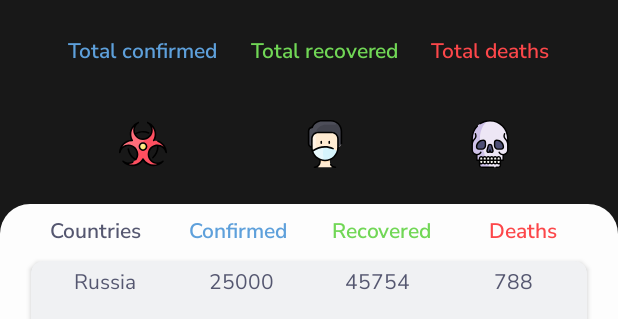
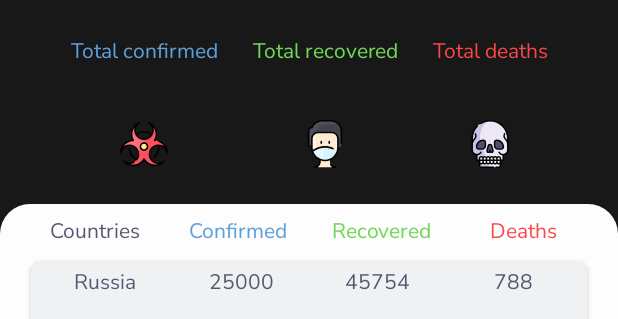
Before and after one commit to IllidanStormrage1/SimpleCovidDashboard, an Android app: the layout activity_main.xml on its own in the app's theme, with its tools: preview values and no code run, on a phone screen of 412 x 824 dp. Shown: the top 319 px of the screen. Run offline under Robolectric (Android 15) with nearby library versions, the phone set to English and light mode, and no system bars.

Commit message:
get the fuck out of here

```diff
--- a/app/src/main/java/ru/zkv/covid19app/data/response/BaseCovidAPIResponse.kt
+++ b/app/src/main/java/ru/zkv/covid19app/data/response/BaseCovidAPIResponse.kt
@@ -2,7 +2,7 @@ package ru.zkv.covid19app.data.response
 
 import com.google.gson.annotations.SerializedName
 
-data class BaseCovidAPIResponse(
+class BaseCovidAPIResponse(
     @SerializedName("Global")
     val global: Global,
     @SerializedName("Countries")
--- a/app/src/main/java/ru/zkv/covid19app/data/response/Country.kt
+++ b/app/src/main/java/ru/zkv/covid19app/data/response/Country.kt
@@ -2,7 +2,7 @@ package ru.zkv.covid19app.data.response
 
 import com.google.gson.annotations.SerializedName
 
-data class Country(
+class Country(
     @SerializedName("Country")
     val country: String,
     @SerializedName("CountryCode")
--- a/app/src/main/java/ru/zkv/covid19app/data/response/Global.kt
+++ b/app/src/main/java/ru/zkv/covid19app/data/response/Global.kt
@@ -2,7 +2,7 @@ package ru.zkv.covid19app.data.response
 
 import com.google.gson.annotations.SerializedName
 
-data class Global(
+class Global(
     @SerializedName("NewConfirmed")
     val newConfirmed: Int,
     @SerializedName("TotalConfirmed")
--- a/app/src/main/java/ru/zkv/covid19app/presentation/adapter/DataAdapter.kt
+++ b/app/src/main/java/ru/zkv/covid19app/presentation/adapter/DataAdapter.kt
@@ -9,7 +9,7 @@ import ru.zkv.covid19app.domain.surrogateAll
 
 class DataAdapter : RecyclerView.Adapter<ListViewHolder>() {
 
-    private val items = mutableListOf<Country>()
+    private val items: MutableList<Country> = mutableListOf()
 
     fun attachData(newData: Collection<Country>) {
         val isInsertion = items.isEmpty()
--- a/app/src/main/java/ru/zkv/covid19app/presentation/presenter/MainPresenter.kt
+++ b/app/src/main/java/ru/zkv/covid19app/presentation/presenter/MainPresenter.kt
@@ -34,6 +34,7 @@ class MainPresenter @Inject constructor(private val mainInteractor: MainInteract
             } else {
                 viewState.showError()
             }
+
             viewState.showLoading(false)
         }
     }
--- a/app/src/main/res/layout/activity_main.xml
+++ b/app/src/main/res/layout/activity_main.xml
@@ -24,49 +24,45 @@
             <LinearLayout
                 android:layout_width="match_parent"
                 android:layout_height="wrap_content"
-                android:layout_marginStart="@dimen/layout_margin_start_end_16dp"
+                android:layout_marginStart="@dimen/layout_space"
                 android:layout_marginTop="@dimen/linear_layout_margin_top"
-                android:layout_marginEnd="@dimen/layout_margin_start_end_16dp"
+                android:layout_marginEnd="@dimen/layout_space"
                 android:layout_marginBottom="4dp"
                 android:orientation="horizontal">
 
                 <TextView
                     android:id="@+id/textViewCountryNameMain"
+                    style="@style/SecondaryText"
                     android:layout_width="match_parent"
                     android:layout_height="match_parent"
                     android:layout_weight="25"
-                    android:fontFamily="@font/nunito_sans_semibold"
-                    android:gravity="center"
                     android:text="@string/countries"
                     android:textColor="@color/colorSecondaryText" />
 
                 <TextView
                     android:id="@+id/textViewNewConfirmedMain"
+                    style="@style/SecondaryText"
                     android:layout_width="match_parent"
                     android:layout_height="match_parent"
                     android:layout_weight="25"
-                    android:fontFamily="@font/nunito_sans_semibold"
-                    android:gravity="center"
                     android:text="@string/new_confirmed"
                     android:textColor="@color/colorBlue" />
 
                 <TextView
                     android:id="@+id/textViewNewRecoveredMain"
+                    style="@style/SecondaryText"
                     android:layout_width="match_parent"
                     android:layout_height="match_parent"
                     android:layout_weight="25"
-                    android:fontFamily="@font/nunito_sans_semibold"
-                    android:gravity="center"
                     android:text="@string/new_recovered"
                     android:textColor="@color/colorLightGreen" />
 
                 <TextView
                     android:id="@+id/textViewNewDeathMain"
+                    style="@style/SecondaryText"
                     android:layout_width="match_parent"
                     android:layout_height="match_parent"
                     android:layout_weight="25"
-                    android:fontFamily="@font/nunito_sans_semibold"
-                    android:gravity="center"
                     android:text="@string/new_death"
                     android:textColor="@color/colorRed" />
 
--- a/app/src/main/res/layout/main_header_view.xml
+++ b/app/src/main/res/layout/main_header_view.xml
@@ -8,114 +8,118 @@
 
     <TextView
         android:id="@+id/textViewNewDeathsHeader"
+        style="@style/SecondaryText"
         android:layout_width="wrap_content"
         android:layout_height="wrap_content"
-        android:fontFamily="@font/nunito_sans"
         android:textColor="@color/colorRed"
-        app:layout_constraintBottom_toTopOf="@+id/imageView"
+        app:layout_constraintBottom_toTopOf="@+id/imageViewDea"
         app:layout_constraintEnd_toEndOf="@+id/textViewTotalDeaths"
         app:layout_constraintStart_toStartOf="@+id/textViewTotalDeaths"
         app:layout_constraintTop_toBottomOf="@+id/textViewTotalDeaths" />
 
     <TextView
         android:id="@+id/textViewTotalDeaths"
+        style="@style/SecondaryText"
         android:layout_width="wrap_content"
         android:layout_height="wrap_content"
-        android:fontFamily="@font/nunito_sans"
         android:textColor="@android:color/white"
         app:layout_constraintBottom_toTopOf="@+id/textViewNewDeathsHeader"
-        app:layout_constraintEnd_toEndOf="@+id/textView12"
-        app:layout_constraintStart_toStartOf="@+id/textView12"
-        app:layout_constraintTop_toBottomOf="@+id/textView12" />
+        app:layout_constraintEnd_toEndOf="@+id/textViewTitleDeaths"
+        app:layout_constraintStart_toStartOf="@+id/textViewTitleDeaths"
+        app:layout_constraintTop_toBottomOf="@+id/textViewTitleDeaths" />
 
     <TextView
         android:id="@+id/textViewTotalRecovered"
+
+        style="@style/SecondaryText"
         android:layout_width="wrap_content"
         android:layout_height="wrap_content"
-        android:fontFamily="@font/nunito_sans"
         android:textColor="@android:color/white"
         app:layout_constraintBottom_toTopOf="@+id/textViewNewRecoveredHeader"
-        app:layout_constraintEnd_toEndOf="@+id/textView11"
-        app:layout_constraintStart_toStartOf="@+id/textView11"
-        app:layout_constraintTop_toBottomOf="@+id/textView11" />
+        app:layout_constraintEnd_toEndOf="@+id/textViewTitleRecovered"
+        app:layout_constraintStart_toStartOf="@+id/textViewTitleRecovered"
+        app:layout_constraintTop_toBottomOf="@+id/textViewTitleRecovered" />
 
     <TextView
         android:id="@+id/textViewNewRecoveredHeader"
+
+        style="@style/SecondaryText"
         android:layout_width="wrap_content"
         android:layout_height="wrap_content"
-        android:fontFamily="@font/nunito_sans"
         android:textColor="@color/colorLightGreen"
-        app:layout_constraintBottom_toTopOf="@+id/imageView3"
+        app:layout_constraintBottom_toTopOf="@+id/imageViewRec"
         app:layout_constraintEnd_toEndOf="@+id/textViewTotalRecovered"
         app:layout_constraintStart_toStartOf="@+id/textViewTotalRecovered"
         app:layout_constraintTop_toBottomOf="@+id/textViewTotalRecovered" />
 
     <TextView
-        android:id="@+id/textView11"
+        android:id="@+id/textViewTitleRecovered"
+        style="@style/SecondaryText"
         android:layout_width="wrap_content"
         android:layout_height="wrap_content"
-        android:fontFamily="@font/nunito_sans_semibold"
         android:text="@string/recovered"
-        android:textAppearance="@style/TextAppearance.AppCompat.Body1"
         android:textColor="@color/colorLightGreen"
         app:layout_constraintBottom_toTopOf="@+id/textViewTotalRecovered"
-        app:layout_constraintEnd_toStartOf="@+id/textView12"
+        app:layout_constraintEnd_toStartOf="@+id/textViewTitleDeaths"
         app:layout_constraintHorizontal_bias="0.5"
-        app:layout_constraintStart_toEndOf="@+id/textView10"
+        app:layout_constraintStart_toEndOf="@+id/textViewTitleConfirmed"
         app:layout_constraintTop_toTopOf="parent" />
 
     <TextView
-        android:id="@+id/textView12"
+        android:id="@+id/textViewTitleDeaths"
+
+        style="@style/SecondaryText"
         android:layout_width="wrap_content"
         android:layout_height="wrap_content"
-        android:fontFamily="@font/nunito_sans_semibold"
         android:text="@string/deaths"
-        android:textAppearance="@style/TextAppearance.AppCompat.Body1"
         android:textColor="@color/colorRed"
         app:layout_constraintBottom_toTopOf="@+id/textViewTotalDeaths"
         app:layout_constraintEnd_toEndOf="parent"
         app:layout_constraintHorizontal_bias="0.5"
-        app:layout_constraintStart_toEndOf="@+id/textView11"
+        app:layout_constraintStart_toEndOf="@+id/textViewTitleRecovered"
         app:layout_constraintTop_toTopOf="parent" />
 
     <TextView
         android:id="@+id/textViewTotalConfirmed"
+
+        style="@style/SecondaryText"
         android:layout_width="wrap_content"
         android:layout_height="wrap_content"
-        android:fontFamily="@font/nunito_sans"
         android:textColor="@android:color/white"
         app:layout_constraintBottom_toTopOf="@+id/textViewNewConfirmedHeader"
-        app:layout_constraintEnd_toEndOf="@+id/textView10"
-        app:layout_constraintStart_toStartOf="@+id/textView10"
-        app:layout_constraintTop_toBottomOf="@+id/textView10" />
+        app:layout_constraintEnd_toEndOf="@+id/textViewTitleConfirmed"
+        app:layout_constraintStart_toStartOf="@+id/textViewTitleConfirmed"
+        app:layout_constraintTop_toBottomOf="@+id/textViewTitleConfirmed" />
 
     <TextView
         android:id="@+id/textViewNewConfirmedHeader"
+
+        style="@style/SecondaryText"
         android:layout_width="wrap_content"
         android:layout_height="wrap_content"
-        android:fontFamily="@font/nunito_sans"
+
         android:textColor="@color/colorBlue"
-        app:layout_constraintBottom_toTopOf="@+id/imageView4"
+        app:layout_constraintBottom_toTopOf="@+id/imageViewConfi"
         app:layout_constraintEnd_toEndOf="@+id/textViewTotalConfirmed"
         app:layout_constraintStart_toStartOf="@+id/textViewTotalConfirmed"
         app:layout_constraintTop_toBottomOf="@+id/textViewTotalConfirmed" />
 
     <TextView
-        android:id="@+id/textView10"
+        android:id="@+id/textViewTitleConfirmed"
+
+        style="@style/SecondaryText"
         android:layout_width="wrap_content"
         android:layout_height="wrap_content"
-        android:fontFamily="@font/nunito_sans_semibold"
         android:text="@string/confirmed"
-        android:textAppearance="@style/TextAppearance.AppCompat.Body1"
         android:textColor="@color/colorBlue"
         app:layout_constraintBottom_toTopOf="@+id/textViewTotalConfirmed"
-        app:layout_constraintEnd_toStartOf="@+id/textView11"
+        app:layout_constraintEnd_toStartOf="@+id/textViewTitleRecovered"
         app:layout_constraintHorizontal_bias="0.5"
         app:layout_constraintStart_toStartOf="parent"
         app:layout_constraintTop_toTopOf="parent" />
 
     <ImageView
-        android:id="@+id/imageView"
+        android:id="@+id/imageViewDea"
         android:layout_width="@dimen/layout_32dp"
         android:layout_height="@dimen/layout_32dp"
         android:contentDescription="@string/image_dead"
@@ -126,7 +130,7 @@
         app:srcCompat="@drawable/ic_skull" />
 
     <ImageView
-        android:id="@+id/imageView3"
+        android:id="@+id/imageViewRec"
         android:layout_width="@dimen/layout_32dp"
         android:layout_height="@dimen/layout_32dp"
         android:contentDescription="@string/image_recovered"
@@ -138,7 +142,7 @@
         app:srcCompat="@drawable/ic_man" />
 
     <ImageView
-        android:id="@+id/imageView4"
+        android:id="@+id/imageViewConfi"
         android:layout_width="@dimen/layout_32dp"
         android:layout_height="@dimen/layout_32dp"
         android:contentDescription="@string/image_confirmed"
--- a/app/src/main/res/layout/recyclerview_item.xml
+++ b/app/src/main/res/layout/recyclerview_item.xml
@@ -4,8 +4,8 @@
     xmlns:tools="http://schemas.android.com/tools"
     android:layout_width="match_parent"
     android:layout_height="wrap_content"
-    android:layout_marginStart="@dimen/layout_margin_start_end_16dp"
-    android:layout_marginEnd="@dimen/layout_margin_start_end_16dp"
+    android:layout_marginStart="@dimen/layout_space"
+    android:layout_marginEnd="@dimen/layout_space"
     app:cardBackgroundColor="@color/colorLightGray"
     app:cardCornerRadius="@dimen/card_corner_radius"
     app:cardElevation="@dimen/card_elevation"
@@ -24,45 +24,37 @@
 
             <TextView
                 android:id="@+id/textViewCountryNameMain"
+                style="@style/SecondaryText"
                 android:layout_width="match_parent"
                 android:layout_height="match_parent"
                 android:layout_weight="25"
-                android:fontFamily="@font/nunito_sans"
-                android:gravity="center"
-                android:textAppearance="@style/TextAppearance.AppCompat.Body1"
                 android:textColor="@color/colorSecondaryText"
                 tools:text="Russia" />
 
             <TextView
                 android:id="@+id/textViewConfirmedMain"
+                style="@style/SecondaryText"
                 android:layout_width="match_parent"
                 android:layout_height="match_parent"
                 android:layout_weight="25"
-                android:fontFamily="@font/nunito_sans"
-                android:gravity="center"
-                android:textAppearance="@style/TextAppearance.AppCompat.Body1"
                 android:textColor="@color/colorSecondaryText"
                 tools:text="25000" />
 
             <TextView
                 android:id="@+id/textViewRecoveredMain"
+                style="@style/SecondaryText"
                 android:layout_width="match_parent"
                 android:layout_height="match_parent"
                 android:layout_weight="25"
-                android:fontFamily="@font/nunito_sans"
-                android:gravity="center"
-                android:textAppearance="@style/TextAppearance.AppCompat.Body1"
                 android:textColor="@color/colorSecondaryText"
                 tools:text="45754" />
 
             <TextView
                 android:id="@+id/textViewDeathMain"
+                style="@style/SecondaryText"
                 android:layout_width="match_parent"
                 android:layout_height="match_parent"
                 android:layout_weight="25"
-                android:fontFamily="@font/nunito_sans"
-                android:gravity="center"
-                android:textAppearance="@style/TextAppearance.AppCompat.Body1"
                 android:textColor="@color/colorSecondaryText"
                 tools:text="788" />
 
@@ -84,34 +76,28 @@
 
             <TextView
                 android:id="@+id/textViewNewConfirmedMain"
+                style="@style/SecondaryText"
                 android:layout_width="match_parent"
                 android:layout_height="match_parent"
                 android:layout_weight="25"
-                android:fontFamily="@font/nunito_sans"
-                android:gravity="center"
-                android:textAppearance="@style/TextAppearance.AppCompat.Body1"
                 android:textColor="@color/colorBlue"
                 tools:text="+100" />
 
             <TextView
                 android:id="@+id/textViewNewRecoveredMain"
+                style="@style/SecondaryText"
                 android:layout_width="match_parent"
                 android:layout_height="match_parent"
                 android:layout_weight="25"
-                android:fontFamily="@font/nunito_sans"
-                android:gravity="center"
-                android:textAppearance="@style/TextAppearance.AppCompat.Body1"
                 android:textColor="@color/colorLightGreen"
                 tools:text="+5667" />
 
             <TextView
                 android:id="@+id/textViewNewDeathMain"
+                style="@style/SecondaryText"
                 android:layout_width="match_parent"
                 android:layout_height="match_parent"
                 android:layout_weight="25"
-                android:fontFamily="@font/nunito_sans"
-                android:gravity="center"
-                android:textAppearance="@style/TextAppearance.AppCompat.Body1"
                 android:textColor="@color/colorRed"
                 tools:text="+67" />
 
--- a/app/src/main/res/values/dimens.xml
+++ b/app/src/main/res/values/dimens.xml
@@ -7,6 +7,6 @@
     <dimen name="text_drawable_padding">2dp</dimen>
     <dimen name="layout_32dp">32dp</dimen>
     <dimen name="linear_layout_margin_top">8dp</dimen>
-    <dimen name="layout_margin_start_end_16dp">16dp</dimen>
+    <dimen name="layout_space">16dp</dimen>
     <dimen name="min_height_flag_image">64px</dimen>
 </resources>
--- a/app/src/main/res/values/styles.xml
+++ b/app/src/main/res/values/styles.xml
@@ -7,4 +7,11 @@
         <item name="colorPrimaryDark">@color/colorPrimaryDark</item>
     </style>
 
+    <style name="SecondaryText" parent="TextAppearance.AppCompat.Body1">
+        <!-- Customize your theme here. -->
+        <item name="fontFamily">@font/nunito_sans</item>
+        <item name="android:gravity">center</item>
+        <item name="android:textAllCaps">false</item>
+    </style>
+
 </resources>
```
Also changed, not shown: app/build.gradle (+4 -9 lines).
